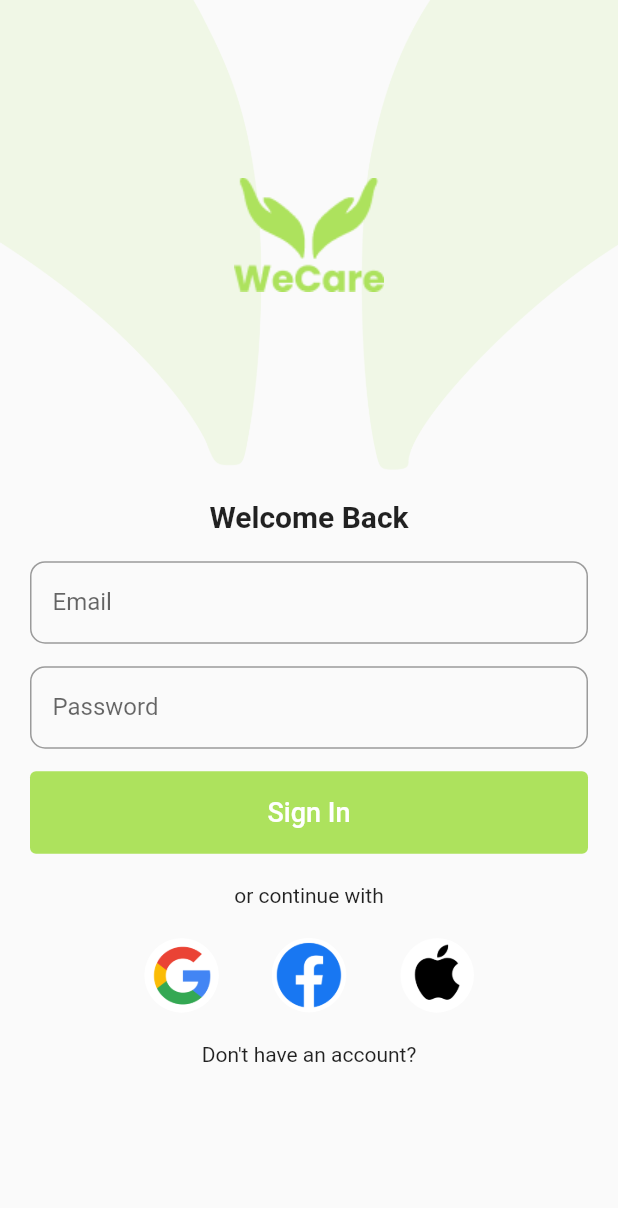
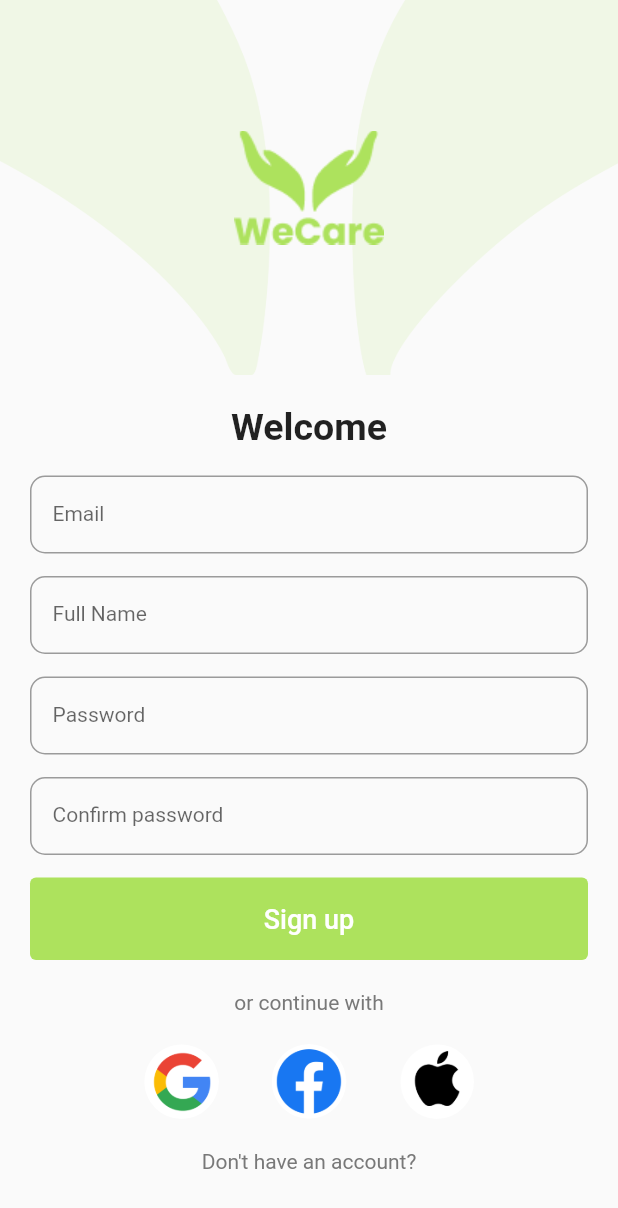
Before and after one commit to WECARE-BMA/wecare_app, a Flutter app: the screen it shows after launch, on a phone screen of 412 x 824 dp. Shown: the top 1208 px of the screen. Run offline on Flutter 3.47's test engine with Material 2 defaults, Android fonts, the phone set to English and light mode, and no system bars; our stand-ins replace google_fonts.

Commit message:
Created a signup page - see WEC-1

```diff
--- a/lib/main.dart
+++ b/lib/main.dart
@@ -1,4 +1,7 @@
 import 'package:flutter/material.dart';
+import 'package:wecare_app/views/auth_pages/signin_page.dart';
+import 'package:wecare_app/views/auth_pages/signup_page.dart';
+import 'package:google_fonts/google_fonts.dart';
 
 void main() {
   runApp(MyApp());
@@ -27,190 +30,10 @@ class MyApp extends StatelessWidget {
         title: 'Flutter Demo',
         theme: ThemeData(
           primarySwatch: myCustomColor,
+          // textTheme: GoogleFonts.poppinsTextTheme(
+          //   Theme.of(context).textTheme,
+          // ),
         ),
-        home: const SigninPage());
+        home: const SignupPage());
   }
 }
-
-class SigninPage extends StatefulWidget {
-  const SigninPage({super.key});
-
-  @override
-  State<SigninPage> createState() => _SigninPageState();
-}
-
-class _SigninPageState extends State<SigninPage> {
-  @override
-  Widget build(BuildContext context) {
-    return Scaffold(
-      body: Container(
-        child: SafeArea(
-          child: Column(
-            // mainAxisAlignment: MainAxisAlignment.st,
-            children: [
-              Container(
-                  width: double.infinity,
-                  decoration: BoxDecoration(
-                      image: DecorationImage(
-                          image: AssetImage('assets/images/background.png'),
-                          fit: BoxFit.cover)),
-                  margin: EdgeInsets.only(bottom: 20),
-                  child: Image.asset('assets/images/logo.png')),
-              SigninForm(),
-            ],
-          ),
-        ),
-      ),
-    );
-  }
-}
-
-class SigninForm extends StatefulWidget {
-  const SigninForm({super.key});
-
-  @override
-  State<SigninForm> createState() => _SigninFormState();
-}
-
-class _SigninFormState extends State<SigninForm> {
-  final _formKey = GlobalKey<FormState>();
-
-  @override
-  Widget build(BuildContext context) {
-    return Form(
-      key: _formKey,
-      child: Container(
-        padding: EdgeInsets.only(left: 20, right: 20),
-        child: Column(
-          mainAxisAlignment: MainAxisAlignment.spaceAround,
-          children: [
-            Padding(
-              padding: const EdgeInsets.only(bottom: 18),
-              child: Text(
-                'Welcome Back',
-                textAlign: TextAlign.right,
-                style: TextStyle(
-                  fontWeight: FontWeight.bold,
-                  fontSize: 20,
-                ),
-              ),
-            ),
-            Padding(
-              padding: const EdgeInsets.only(bottom: 15),
-              child: TextFormField(
-                decoration: InputDecoration(
-                    floatingLabelBehavior: FloatingLabelBehavior.never,
-                    border: OutlineInputBorder(
-                      borderRadius: BorderRadius.circular(10.0),
-                    ),
-                    contentPadding: EdgeInsets.only(
-                        top: 18, bottom: 18, left: 15, right: 10),
-                    // hintText: 'Enter your email',
-                    labelText: 'Email'),
-              ),
-            ),
-            Padding(
-              padding: const EdgeInsets.only(bottom: 15),
-              child: TextFormField(
-                decoration: InputDecoration(
-                  floatingLabelBehavior: FloatingLabelBehavior.never,
-                  contentPadding:
-                      EdgeInsets.only(top: 18, bottom: 18, left: 15, right: 10),
-                  border: OutlineInputBorder(
-                    borderRadius: BorderRadius.circular(10.0),
-                  ),
-                  // hintText: 'Enter your password',
-                  labelText: 'Password',
-                ),
-              ),
-            ),
-            SizedBox(
-              width: double.infinity,
-              height: 55,
-              child: TextButton(
-                onPressed: () {},
-                child: Text(
-                  'Sign In',
-                  style: TextStyle(fontSize: 18),
-                ),
-                style: OutlinedButton.styleFrom(
-                  foregroundColor: Colors.white,
-                  backgroundColor: Theme.of(context).primaryColor,
-                  // shape: RoundedRectangleBorder(
-                  //   borderRadius: BorderRadius.circular(10.0),
-                  // ).toMaterialBorderSide(),
-                  elevation: 0,
-                ),
-              ),
-            ),
-            ThirdPartyAuths(),
-            SizedBox()
-          ],
-        ),
-      ),
-    );
-  }
-}
-
-class ThirdPartyAuths extends StatelessWidget {
-  const ThirdPartyAuths({super.key});
-
-  @override
-  Widget build(BuildContext context) {
-    return Column(
-      children: [
-        Padding(
-          padding: const EdgeInsets.only(bottom: 20, top: 20),
-          child: Text('or continue with'),
-        ),
-        Row(
-          mainAxisAlignment: MainAxisAlignment.center,
-          children: [
-            GestureDetector(
-              child: CircleAvatar(
-                backgroundColor: Colors.transparent,
-                backgroundImage: AssetImage('assets/images/google_logo.png'),
-                radius: 25,
-              ),
-            ),
-            SizedBox(
-              width: 35,
-            ),
-            GestureDetector(
-              child: CircleAvatar(
-                backgroundColor: Colors.transparent,
-                backgroundImage: AssetImage('assets/images/fb_logo.png'),
-                radius: 25,
-              ),
-            ),
-            SizedBox(
-              width: 35,
-            ),
-            GestureDetector(
-              child: CircleAvatar(
-                backgroundColor: Colors.transparent,
-                backgroundImage: AssetImage(
-                  'assets/images/apple_logo.png',
-                ),
-                radius: 25,
-              ),
-            ),
-          ],
-        ),
-        Container(
-          padding: const EdgeInsets.only(top: 20, bottom: 20),
-          width: double.infinity,
-          child: Row(
-            mainAxisAlignment: MainAxisAlignment.center,
-            children: [
-              Text(
-                'Don\'t have an account?',
-                textAlign: TextAlign.center,
-              )
-            ],
-          ),
-        )
-      ],
-    );
-  }
-}
--- /dev/null
+++ b/lib/views/auth_pages/signup_page.dart
@@ -0,0 +1,221 @@
+import 'package:flutter/material.dart';
+
+class SignupPage extends StatefulWidget {
+  const SignupPage({super.key});
+
+  @override
+  State<SignupPage> createState() => _SignupPageState();
+}
+
+class _SignupPageState extends State<SignupPage> {
+  @override
+  Widget build(BuildContext context) {
+    return Scaffold(
+      body: SingleChildScrollView(
+        child: Container(
+          child: SafeArea(
+            child: Column(
+              // mainAxisAlignment: MainAxisAlignment.st,
+              children: [
+                Container(
+                    height: 250,
+                    width: double.infinity,
+                    decoration: BoxDecoration(
+                        image: DecorationImage(
+                            image: AssetImage('assets/images/background.png'),
+                            fit: BoxFit.cover)),
+                    margin: EdgeInsets.only(bottom: 20),
+                    child: Image.asset('assets/images/logo.png')),
+                SignupForm(),
+              ],
+            ),
+          ),
+        ),
+      ),
+    );
+  }
+}
+
+class SignupForm extends StatefulWidget {
+  const SignupForm({super.key});
+
+  @override
+  State<SignupForm> createState() => _SignupFormState();
+}
+
+class _SignupFormState extends State<SignupForm> {
+  final _formKey = GlobalKey<FormState>();
+
+  @override
+  Widget build(BuildContext context) {
+    return Form(
+      key: _formKey,
+      child: Container(
+        padding: EdgeInsets.only(left: 20, right: 20),
+        child: Column(
+          mainAxisAlignment: MainAxisAlignment.spaceBetween,
+          children: [
+            Padding(
+              padding: const EdgeInsets.only(bottom: 18),
+              child: Text(
+                'Welcome',
+                textAlign: TextAlign.right,
+                style: TextStyle(
+                  fontWeight: FontWeight.bold,
+                  fontSize: 25,
+                ),
+              ),
+            ),
+            Padding(
+              padding: EdgeInsets.only(bottom: 15),
+              child: TextFormField(
+                style: TextStyle(fontSize: 14),
+                decoration: InputDecoration(
+                    floatingLabelBehavior: FloatingLabelBehavior.never,
+                    border: OutlineInputBorder(
+                      borderRadius: BorderRadius.circular(10.0),
+                    ),
+                    contentPadding: EdgeInsets.only(
+                        top: 18, bottom: 18, left: 15, right: 10),
+                    // hintText: 'Enter your email',
+                    labelText: 'Email'),
+              ),
+            ),
+            Padding(
+              padding: EdgeInsets.only(bottom: 15),
+              child: TextFormField(
+                style: TextStyle(fontSize: 14),
+                decoration: InputDecoration(
+                    floatingLabelBehavior: FloatingLabelBehavior.never,
+                    border: OutlineInputBorder(
+                      borderRadius: BorderRadius.circular(10.0),
+                    ),
+                    contentPadding: EdgeInsets.only(
+                        top: 18, bottom: 18, left: 15, right: 10),
+                    // hintText: 'Enter your email',
+                    labelText: 'Full Name'),
+              ),
+            ),
+            Padding(
+              padding: EdgeInsets.only(bottom: 15),
+              child: TextFormField(
+                style: TextStyle(fontSize: 14),
+                decoration: InputDecoration(
+                  floatingLabelBehavior: FloatingLabelBehavior.never,
+                  contentPadding:
+                      EdgeInsets.only(top: 18, bottom: 18, left: 15, right: 10),
+                  border: OutlineInputBorder(
+                    borderRadius: BorderRadius.circular(10.0),
+                  ),
+                  // hintText: 'Enter your password',
+                  labelText: 'Password',
+                ),
+              ),
+            ),
+            Padding(
+              padding: EdgeInsets.only(bottom: 15),
+              child: TextFormField(
+                style: TextStyle(fontSize: 14),
+                decoration: InputDecoration(
+                  floatingLabelBehavior: FloatingLabelBehavior.never,
+                  contentPadding:
+                      EdgeInsets.only(top: 18, bottom: 18, left: 15, right: 10),
+                  border: OutlineInputBorder(
+                    borderRadius: BorderRadius.circular(10.0),
+                  ),
+                  // hintText: 'Enter your password',
+                  labelText: 'Confirm password',
+                ),
+              ),
+            ),
+            SizedBox(
+              width: double.infinity,
+              height: 55,
+              child: TextButton(
+                onPressed: () {},
+                child: Text(
+                  'Sign up',
+                  style: TextStyle(fontSize: 18),
+                ),
+                style: OutlinedButton.styleFrom(
+                  foregroundColor: Colors.white,
+                  backgroundColor: Theme.of(context).primaryColor,
+                  // shape: RoundedRectangleBorder(
+                  //   borderRadius: BorderRadius.circular(10.0),
+                  // ).toMaterialBorderSide(),
+                  elevation: 0,
+                ),
+              ),
+            ),
+            ThirdPartyAuths(),
+          ],
+        ),
+      ),
+    );
+  }
+}
+
+class ThirdPartyAuths extends StatelessWidget {
+  const ThirdPartyAuths({super.key});
+
+  @override
+  Widget build(BuildContext context) {
+    return Column(
+      children: [
+        Padding(
+          padding: const EdgeInsets.only(bottom: 20, top: 20),
+          child: Text(
+            'or continue with',
+            style: TextStyle(color: Color(0xff787878)),
+          ),
+        ),
+        Row(
+          mainAxisAlignment: MainAxisAlignment.center,
+          children: [
+            GestureDetector(
+              child: CircleAvatar(
+                backgroundColor: Colors.transparent,
+                backgroundImage: AssetImage('assets/images/google_logo.png'),
+                radius: 25,
+              ),
+            ),
+            SizedBox(
+              width: 35,
+            ),
+            GestureDetector(
+              child: CircleAvatar(
+                backgroundColor: Colors.transparent,
+                backgroundImage: AssetImage('assets/images/fb_logo.png'),
+                radius: 25,
+              ),
+            ),
+            SizedBox(
+              width: 35,
+            ),
+            GestureDetector(
+              child: CircleAvatar(
+                backgroundColor: Colors.transparent,
+                backgroundImage: AssetImage(
+                  'assets/images/apple_logo.png',
+                ),
+                radius: 25,
+              ),
+            ),
+          ],
+        ),
+        Container(
+          padding: const EdgeInsets.only(top: 20, bottom: 20),
+          width: double.infinity,
+          child: Row(
+            mainAxisAlignment: MainAxisAlignment.center,
+            children: [
+              Text('Don\'t have an account?',
+                  textAlign: TextAlign.center,
+                  style: TextStyle(color: Color(0xff787878)))
+            ],
+          ),
+        )
+      ],
+    );
+  }
+}
```
